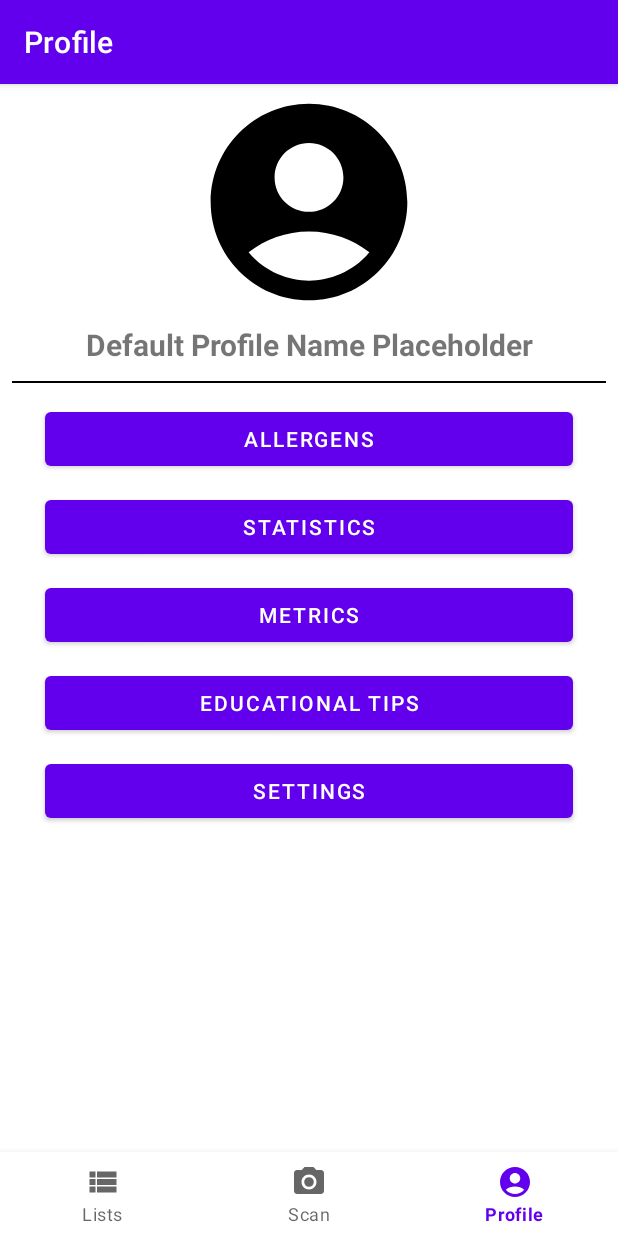
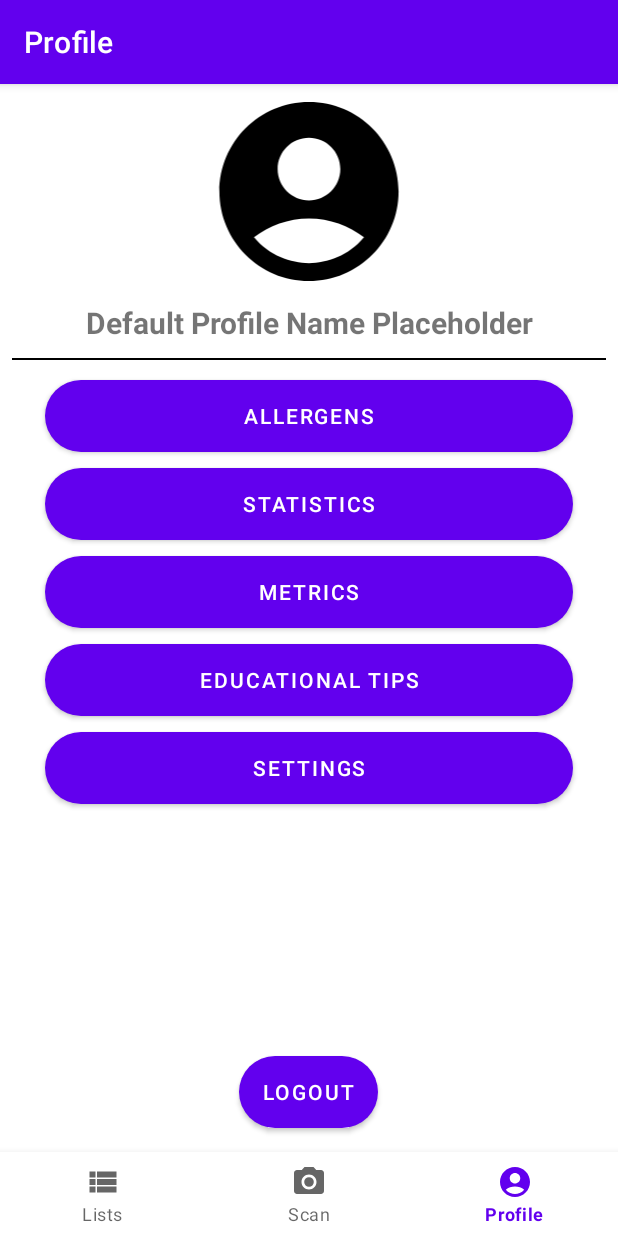
Before and after one commit to helloItsBob/AllergenDetector, an Android app: the ProfileFragment screen opened through its navigation route, on a phone screen of 412 x 824 dp. Run offline under Robolectric (Android 15) with nearby library versions, the phone set to English and light mode, and no system bars; our stand-ins replace navigation-ui; libraries missing offline, so code that uses them is left out: androidx.camera.core, androidx.camera.lifecycle; 2 statements that could not run were skipped.

Commit message:
Visual part commit
XML for add/share/go back parts of Allergen List
Logout button for profile page
Minor visual styling for buttons (rounded corners)

```diff
--- a/app/src/main/java/com/bpr/allergendetector/ui/profile/ProfileFragment.kt
+++ b/app/src/main/java/com/bpr/allergendetector/ui/profile/ProfileFragment.kt
@@ -4,8 +4,10 @@ import android.os.Bundle
 import android.view.LayoutInflater
 import android.view.View
 import android.view.ViewGroup
+import android.widget.Button
 import android.widget.ImageView
 import android.widget.TextView
+import android.widget.Toast
 import androidx.fragment.app.Fragment
 import androidx.lifecycle.ViewModelProvider
 import androidx.navigation.findNavController
@@ -55,6 +57,15 @@ class ProfileFragment : Fragment() {
         recyclerView.adapter = profileButtonAdapter
         recyclerView.layoutManager = LinearLayoutManager(requireContext())
 
+        val logoutButton: Button = binding.logoutButton
+        logoutButton.setOnClickListener {
+            Toast.makeText(
+                logoutButton.context,
+                "Logout is not implemented.",
+                Toast.LENGTH_SHORT
+            ).show()
+        }
+
         return root
     }
 
--- /dev/null
+++ b/app/src/main/res/drawable/rounded_corners.xml
@@ -0,0 +1,5 @@
+<?xml version="1.0" encoding="utf-8"?>
+<shape xmlns:android="http://schemas.android.com/apk/res/android">
+    <corners  android:radius="50dp"/>
+    <solid android:color="@color/purple_200"></solid>
+</shape>
--- a/app/src/main/res/layout/fragment_profile.xml
+++ b/app/src/main/res/layout/fragment_profile.xml
@@ -58,5 +58,18 @@
             tools:context=".ui.profile.ProfileFragment"
             tools:listitem="@layout/profile_button_item" />
 
+        <Button
+            android:id="@+id/logoutButton"
+            android:layout_width="wrap_content"
+            android:layout_height="wrap_content"
+            android:layout_gravity="center"
+            android:layout_marginBottom="16dp"
+            android:background="@drawable/rounded_corners"
+            android:focusable="true"
+            android:gravity="center"
+            android:orientation="vertical"
+            android:text="@string/logout"
+            android:textAlignment="center" />
+
     </LinearLayout>
 </androidx.constraintlayout.widget.ConstraintLayout>
--- a/app/src/main/res/layout/profile_button_item.xml
+++ b/app/src/main/res/layout/profile_button_item.xml
@@ -1,13 +1,12 @@
 <?xml version="1.0" encoding="utf-8"?>
-<Button
-    xmlns:android="http://schemas.android.com/apk/res/android"
+<Button xmlns:android="http://schemas.android.com/apk/res/android"
     android:id="@+id/profileButton"
     android:layout_width="match_parent"
     android:layout_height="wrap_content"
-    android:orientation="vertical"
     android:layout_marginHorizontal="30dp"
     android:layout_marginVertical="5dp"
-    android:textAlignment="center"
+    android:background="@drawable/rounded_corners"
     android:focusable="true"
+    android:orientation="vertical"
     android:text="@string/placeholder"
-    />
+    android:textAlignment="center" />
--- a/app/src/main/res/values/strings.xml
+++ b/app/src/main/res/values/strings.xml
@@ -21,4 +21,7 @@
     <string name="title_result">Result</string>
     <string name="scan_again">New Scan</string>
     <string name="crop_button">Crop</string>
+    <string name="add_allergen">Add Allergen</string>
+    <string name="go_back">Go Back</string>
+    <string name="logout">Logout</string>
 </resources>
```
Also changed, not shown: app/src/main/res/layout/fragment_allergen_list.xml (+79 -1 lines).
